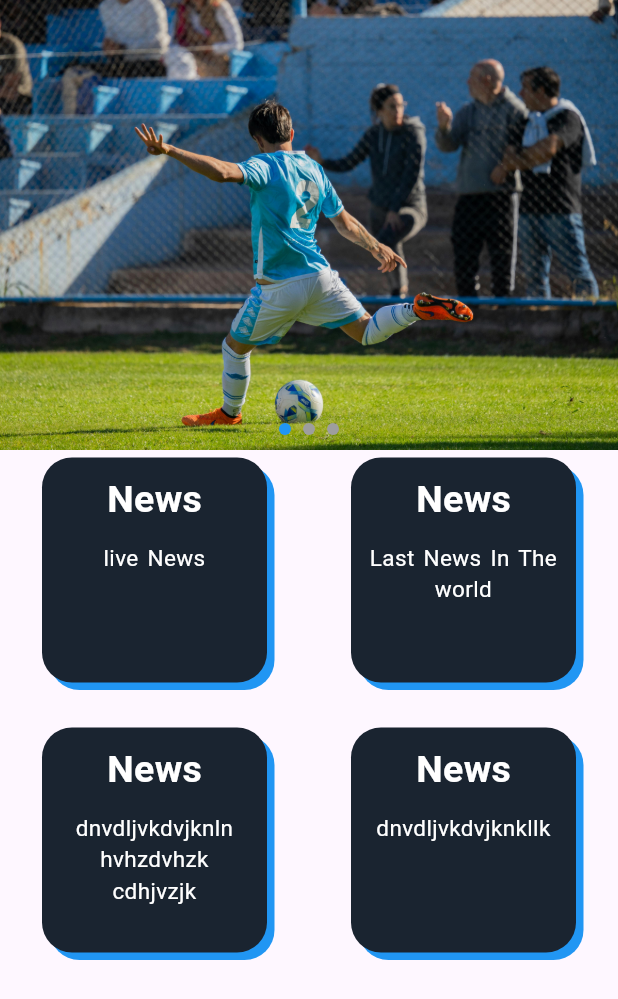
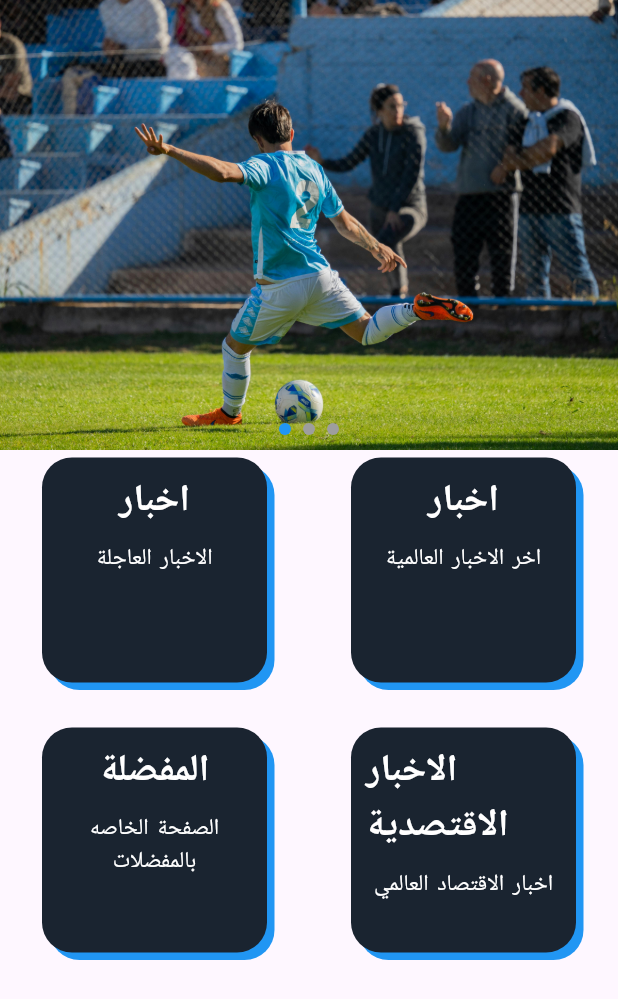
Before and after one commit to zico2m/ziconews, a Flutter app: the Home screen opened directly, on a phone screen of 412 x 824 dp. Shown: the top 999 px of the screen. Run offline on Flutter 3.47's test engine with Material 3 defaults, Android fonts, the phone set to English and light mode, and no system bars; drawn by our look-alikes of smooth_page_indicator; our stand-ins replace font_awesome_flutter, get, get_storage, image_picker, like_button; accounts and stored records are empty.

```diff
--- a/lib/controller/Logic_Login.dart
+++ b/lib/controller/Logic_Login.dart
@@ -2,7 +2,6 @@ import 'package:flutter/cupertino.dart';
 import 'package:flutter/material.dart';
 import 'package:get/get.dart';
 import 'package:get_storage/get_storage.dart';
-
 import '../core/Conest.dart';
 import '../modle/Data_login.dart';
 import '../modle/auth_service.dart';
--- a/lib/view/HomeNews/fav.dart
+++ b/lib/view/HomeNews/fav.dart
@@ -1,3 +1,4 @@
+import 'package:flutter/material.dart';
 import 'package:get/get.dart';
 
 class FavoritesController extends GetxController {
@@ -7,8 +8,12 @@ class FavoritesController extends GetxController {
   void toggleFavorite(dynamic newsItem) {
     if (favorites.contains(newsItem)) {
       favorites.remove(newsItem); // إزالة إذا كان موجودًا
+      Get.snackbar("Error", 'message');
+
     } else {
       favorites.add(newsItem); // إضافة إذا لم يكن موجودًا
+      Get.snackbar("Error",'kkjmkmkl');
+
     }
   }
 
--- a/lib/view/Login/SinIn.dart
+++ b/lib/view/Login/SinIn.dart
@@ -5,7 +5,7 @@ import '../../Core/Conest.dart';
 import '../../controller/Logic_SInIn.dart';
 import '../Widgets/Widget.dart';
 import '../Widgets/j.dart';
-import 'View_body.dart';
+
 
 class Sinin extends StatelessWidget {
   const Sinin({super.key});
--- a/lib/view/Screens/HomaBasic.dart
+++ b/lib/view/Screens/HomaBasic.dart
@@ -1,10 +1,11 @@
 import 'package:flutter/material.dart';
 import 'package:get/get.dart';
+import 'package:ziconews/view/Screens/profaile.dart';
 
 import '../../Core/Drawer.dart';
 import '../../controller/ControlHome.dart';
 import 'Home.dart';
-import 'Profail.dart';
+
 
 class Homabasic extends StatelessWidget {
 
@@ -19,7 +20,7 @@ class Homabasic extends StatelessWidget {
 
     final List<Widget> pages = [
       Home(),
-      Profail(),
+      Profaile(),
     ];
 
 
--- a/lib/view/Screens/Home.dart
+++ b/lib/view/Screens/Home.dart
@@ -8,6 +8,7 @@ import '../../Core/Conest.dart';
 import '../../controller/ControlHome.dart';
 import '../HomeNews/HomeNews.dart';
 import '../HomeNews/NewsPost.dart';
+import '../HomeNews/avorit.dart';
 
 class Home extends StatelessWidget {
   final Controlhome control = Get.put(Controlhome());
@@ -66,14 +67,14 @@ class Home extends StatelessWidget {
                     child: Column(
                       children: [
                         Text(
-                          'News',
+                          'اخبار',
                           style: Styles.Title,
                         ),
                         SizedBox(
                           height: 10,
                         ),
                         Text(
-                          "live News ",
+                          "الاخبار العاجلة  ",
                           textAlign: TextAlign.center,
                           style: Styles.TitleSmal,
                         )
@@ -104,12 +105,12 @@ class Home extends StatelessWidget {
                     padding: EdgeInsets.all(10),
                     child: Column(
                       children: [
-                        Text('News', style: Styles.Title),
+                        Text('اخبار', style: Styles.Title),
                         SizedBox(
                           height: 10,
                         ),
                         Text(
-                          "Last News In The world",
+                          "اخر الاخبار العالمية",
                           textAlign: TextAlign.center,
                           style: Styles.TitleSmal,
                         )
@@ -138,7 +139,7 @@ class Home extends StatelessWidget {
           children: [
             InkWell(
                 onTap: () {
-                  // Navigator.push(context, MaterialPageRoute(builder: (k)=>News()));
+                  Navigator.push(context, MaterialPageRoute(builder: (k)=>FavoritesPage()));
                 },
                 child: Padding(
                   padding: const EdgeInsets.all(5.0),
@@ -146,12 +147,12 @@ class Home extends StatelessWidget {
                     padding: EdgeInsets.all(10),
                     child: Column(
                       children: [
-                        Text('News', style: Styles.Title),
+                        Text('المفضلة', style: Styles.Title),
                         SizedBox(
                           height: 10,
                         ),
                         Text(
-                          "dnvdljvkdvjknln hvhzdvhzk cdhjvzjk ",
+                          "الصفحة الخاصه بالمفضلات",
                           textAlign: TextAlign.center,
                           style: Styles.TitleSmal,
                         )
@@ -179,12 +180,12 @@ class Home extends StatelessWidget {
                     padding: EdgeInsets.all(10),
                     child: Column(
                       children: [
-                        Text('News', style: Styles.Title),
+                        Text('الاخبار الاقتصدية', style: Styles.Title),
                         SizedBox(
                           height: 10,
                         ),
                         Text(
-                          "dnvdljvkdvjknkllk ",
+                          "اخبار الاقتصاد العالمي",
                           textAlign: TextAlign.center,
                           style: Styles.TitleSmal,
                         )
```
Also changed, not shown: lib/controller/NewsPostControler.dart (+7 -1 lines), lib/core/Drawer.dart (+17 -36 lines), lib/modle/auth_service.dart (+2 -22 lines), lib/view/HomeNews/Detiles.dart (+31 -3 lines), lib/view/HomeNews/NewsPost.dart (+42 -3 lines), lib/view/HomeNews/avorit.dart (+66 -43 lines), lib/view/Login/LogIn.dart (+6 -8 lines), lib/view/Login/View_body.dart (deleted, +0 -16 lines), lib/view/Screens/Profail.dart (deleted, +0 -130 lines), lib/view/Screens/profaile.dart (+4 -3 lines), lib/view/Screens/dd.dart (deleted), lib/view/Widgets/Widget.dart (line endings or trailing spaces).
